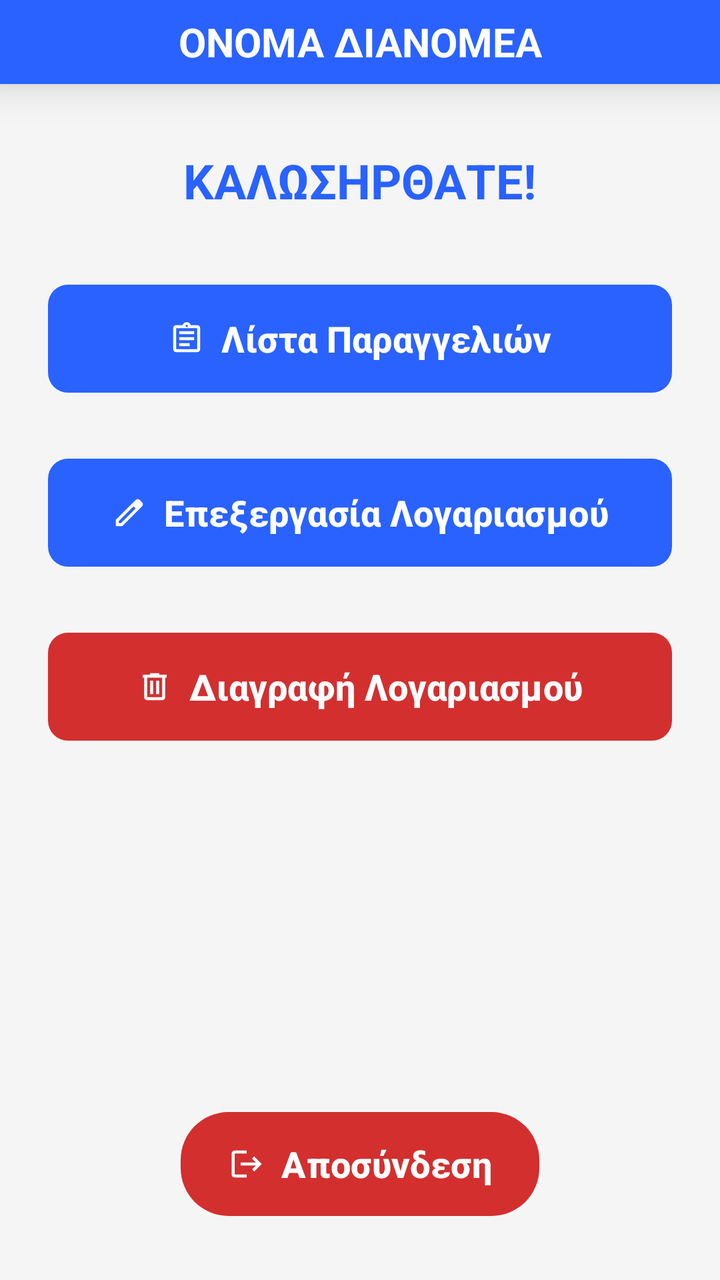
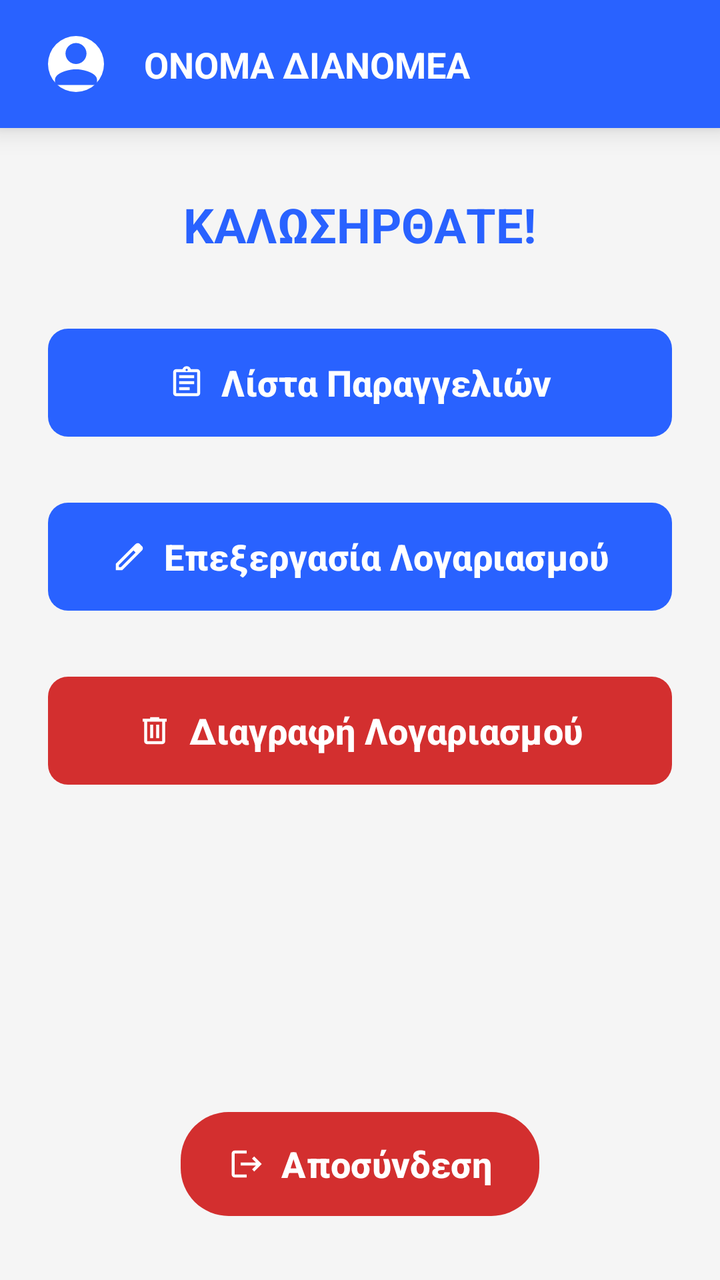

Two renders of the same Android screen: before a commit and after it. Below are the layout's source before the change and the commit's diff.
<!-- AndroidManifest.xml: application theme Theme.Team21 -->
<!-- res/layout/activity_deliverer_menu.xml -->
<?xml version="1.0" encoding="utf-8"?>
<androidx.constraintlayout.widget.ConstraintLayout xmlns:android="http://schemas.android.com/apk/res/android"
    xmlns:app="http://schemas.android.com/apk/res-auto"
    xmlns:tools="http://schemas.android.com/tools"
    android:id="@+id/activityDelivererDashboard"
    android:layout_width="match_parent"
    android:layout_height="match_parent"
    android:background="?android:attr/windowBackground"
    tools:context=".view.employee.deliverer.delivererMenu.DelivererMenuActivity">

    <TextView
        android:id="@+id/txtDelivererMenuName"
        android:layout_width="0dp"
        android:layout_height="42dp"
        android:background="?attr/colorPrimary"
        android:elevation="12dp"
        android:text="ΟΝΟΜΑ ΔΙΑΝΟΜΕΑ"
        android:textAlignment="center"
        android:gravity="center"
        android:textColor="?attr/colorOnPrimary"
        android:textSize="20sp"
        android:textStyle="bold"
        app:layout_constraintEnd_toEndOf="parent"
        app:layout_constraintStart_toStartOf="parent"
        app:layout_constraintTop_toTopOf="parent" />

    <TextView
        android:id="@+id/txtDelivererWelcomeMessage"
        android:layout_width="wrap_content"
        android:layout_height="wrap_content"
        android:layout_marginTop="32dp"
        android:text="ΚΑΛΩΣΗΡΘΑΤΕ!"
        android:textColor="?attr/colorPrimary"
        android:textSize="24sp"
        android:textStyle="bold"
        app:layout_constraintEnd_toEndOf="parent"
        app:layout_constraintStart_toStartOf="parent"
        app:layout_constraintTop_toBottomOf="@+id/txtDelivererMenuName" />

    <com.google.android.material.button.MaterialButton
        android:id="@+id/btnDelivererMenuOrdersList"
        android:layout_width="0dp"
        android:layout_height="62dp"
        android:layout_marginHorizontal="24dp"
        android:layout_marginTop="32dp"
        app:backgroundTint="?attr/colorPrimary"
        android:text="Λίστα Παραγγελιών"
        android:textColor="?attr/colorOnPrimary"
        android:textSize="18sp"
        android:textStyle="bold"
        app:icon="@drawable/ic_assignment"
        app:iconTint="?attr/colorOnPrimary"
        app:iconGravity="textStart"
        app:cornerRadius="10dp"
        app:layout_constraintEnd_toEndOf="parent"
        app:layout_constraintStart_toStartOf="parent"
        app:layout_constraintTop_toBottomOf="@+id/txtDelivererWelcomeMessage" />

    <com.google.android.material.button.MaterialButton
        android:id="@+id/btnDelivererMenuProcessAccount"
        android:layout_width="0dp"
        android:layout_height="62dp"
        android:layout_marginHorizontal="24dp"
        android:layout_marginTop="25dp"
        app:backgroundTint="?attr/colorPrimary"
        android:text="Επεξεργασία Λογαριασμού"
        android:textColor="?attr/colorOnPrimary"
        android:textSize="18sp"
        android:textStyle="bold"
        app:icon="@drawable/ic_edit"
        app:iconTint="?attr/colorOnPrimary"
        app:iconGravity="textStart"
        app:cornerRadius="10dp"
        app:layout_constraintEnd_toEndOf="parent"
        app:layout_constraintStart_toStartOf="parent"
        app:layout_constraintTop_toBottomOf="@+id/btnDelivererMenuOrdersList" />

    <com.google.android.material.button.MaterialButton
        android:id="@+id/btnDelivererMenuDeleteAccount"
        android:layout_width="0dp"
        android:layout_height="62dp"
        android:layout_marginHorizontal="24dp"
        android:layout_marginTop="25dp"
        app:backgroundTint="?attr/colorError"
        android:text="Διαγραφή Λογαριασμού"
        android:textColor="?attr/colorOnPrimary"
        android:textSize="18sp"
        android:textStyle="bold"
        app:icon="@drawable/ic_delete"
        app:iconTint="?attr/colorOnPrimary"
        app:iconGravity="textStart"
        app:cornerRadius="10dp"
        app:layout_constraintEnd_toEndOf="parent"
        app:layout_constraintStart_toStartOf="parent"
        app:layout_constraintTop_toBottomOf="@+id/btnDelivererMenuProcessAccount" />

    <com.google.android.material.button.MaterialButton
        android:id="@+id/btnDelivererMenuLogout"
        android:layout_width="wrap_content"
        android:layout_height="60dp"
        android:layout_marginBottom="28dp"
        app:backgroundTint="?attr/colorError"
        android:text="Αποσύνδεση"
        android:textColor="?attr/colorOnPrimary"
        android:textSize="18sp"
        android:textStyle="bold"
        app:icon="@drawable/ic_logout"
        app:iconTint="?attr/colorOnPrimary"
        app:iconGravity="textStart"
        app:cornerRadius="24dp"
        app:layout_constraintBottom_toBottomOf="parent"
        app:layout_constraintEnd_toEndOf="parent"
        app:layout_constraintStart_toStartOf="parent" />

</androidx.constraintlayout.widget.ConstraintLayout>
<!-- resources referenced by this layout -->
<resources>
  <!-- drawable ic_delete (drawable) -->
  <vector xmlns:android="http://schemas.android.com/apk/res/android"
      android:width="24dp"
      android:height="24dp"
      android:viewportWidth="960"
      android:viewportHeight="960"
      android:tint="?attr/colorControlNormal">
    <path
        android:fillColor="@android:color/white"
        android:pathData="M280,840Q247,840 223.5,816.5Q200,793 200,760L200,240L160,240L160,160L360,160L360,120L600,120L600,160L800,160L800,240L760,240L760,760Q760,793 736.5,816.5Q713,840 680,840L280,840ZM680,240L280,240L280,760Q280,760 280,760Q280,760 280,760L680,760Q680,760 680,760Q680,760 680,760L680,240ZM360,680L440,680L440,320L360,320L360,680ZM520,680L600,680L600,320L520,320L520,680ZM280,240L280,240L280,760Q280,760 280,760Q280,760 280,760L280,760Q280,760 280,760Q280,760 280,760L280,240Z"/>
  </vector>
  <!-- drawable ic_edit (drawable) -->
  <vector xmlns:android="http://schemas.android.com/apk/res/android"
      android:width="24dp"
      android:height="24dp"
      android:viewportWidth="960"
      android:viewportHeight="960"
      android:tint="?attr/colorControlNormal">
    <path
        android:fillColor="@android:color/white"
        android:pathData="M200,760L257,760L648,369L591,312L200,703L200,760ZM120,840L120,670L648,143Q660,132 674.5,126Q689,120 705,120Q721,120 736,126Q751,132 762,144L817,200Q829,211 834.5,226Q840,241 840,256Q840,272 834.5,286.5Q829,301 817,313L290,840L120,840ZM760,256L760,256L704,200L704,200L760,256ZM619,341L591,312L591,312L648,369L648,369L619,341Z"/>
  </vector>
  <!-- drawable ic_logout (drawable) -->
  <vector xmlns:android="http://schemas.android.com/apk/res/android" android:autoMirrored="true" android:height="24dp" android:tint="#F8F5F5" android:viewportHeight="24" android:viewportWidth="24" android:width="24dp">
        
      <path android:fillColor="@android:color/white" android:pathData="M17,7l-1.41,1.41L18.17,11H8v2h10.17l-2.58,2.58L17,17l5,-5zM4,5h8V3H4c-1.1,0 -2,0.9 -2,2v14c0,1.1 0.9,2 2,2h8v-2H4V5z"/>
      
  </vector>
  <style name="Theme.Team21" parent="Base.Theme.Team21" />
  <color name="bg_light">#F5F5F5</color>
  <color name="card_light">#FFFFFF</color>
  <color name="input_bg_light">#EBEBEB</color>
  <color name="text_dark">#212121</color>
  <color name="text_muted_light">#757575</color>
  <color name="white">#FFFFFFFF</color>
  <color name="eshop_primary">#2962FF</color>
  <color name="eshop_accent">#FF6D00</color>
  <color name="error_red_light">#D32F2F</color>
  <color name="filter_active_light">#2962FF</color>
  <color name="filter_bg_unselected_light">#E0E0E0</color>
  <color name="teal_menu_light">#009688</color>
  <!-- unchanged entries left out for length: 2 -->
</resources>

<!-- the commit's change to res/layout/activity_deliverer_menu.xml (unified diff, before → after) -->
@@ -8,21 +8,45 @@
     android:background="?android:attr/windowBackground"
     tools:context=".view.employee.deliverer.delivererMenu.DelivererMenuActivity">
 
-    <TextView
-        android:id="@+id/txtDelivererMenuName"
-        android:layout_width="0dp"
-        android:layout_height="42dp"
+    
+    <androidx.constraintlayout.widget.ConstraintLayout
+        android:id="@+id/headerContainer"
+        android:layout_width="match_parent"
+        android:layout_height="64dp"
         android:background="?attr/colorPrimary"
-        android:elevation="12dp"
-        android:text="ΟΝΟΜΑ ΔΙΑΝΟΜΕΑ"
-        android:textAlignment="center"
-        android:gravity="center"
-        android:textColor="?attr/colorOnPrimary"
-        android:textSize="20sp"
-        android:textStyle="bold"
-        app:layout_constraintEnd_toEndOf="parent"
-        app:layout_constraintStart_toStartOf="parent"
-        app:layout_constraintTop_toTopOf="parent" />
+        android:elevation="8dp"
+        app:layout_constraintTop_toTopOf="parent">
+
+        <com.google.android.material.imageview.ShapeableImageView
+            android:id="@+id/imgUserProfile"
+            android:layout_width="44dp"
+            android:layout_height="44dp"
+            android:layout_marginStart="16dp"
+            android:background="?attr/colorSurface"
+            android:padding="8dp"
+            android:scaleType="centerCrop"
+            android:src="@drawable/ic_person"
+            app:shapeAppearanceOverlay="@style/CircleImage"
+            app:tint="?attr/colorPrimary"
+            app:layout_constraintBottom_toBottomOf="parent"
+            app:layout_constraintStart_toStartOf="parent"
+            app:layout_constraintTop_toTopOf="parent" />
+
+        <TextView
+            android:id="@+id/txtDelivererMenuName"
+            android:layout_width="0dp"
+            android:layout_height="wrap_content"
+            android:layout_marginStart="12dp"
+            android:layout_marginEnd="16dp"
+            android:text="ΟΝΟΜΑ ΔΙΑΝΟΜΕΑ"
+            android:textColor="?attr/colorOnPrimary"
+            android:textSize="18sp"
+            android:textStyle="bold"
+            app:layout_constraintBottom_toBottomOf="parent"
+            app:layout_constraintEnd_toEndOf="parent"
+            app:layout_constraintStart_toEndOf="@+id/imgUserProfile"
+            app:layout_constraintTop_toTopOf="parent" />
+    </androidx.constraintlayout.widget.ConstraintLayout>
 
     <TextView
         android:id="@+id/txtDelivererWelcomeMessage"
@@ -35,7 +59,7 @@
         android:textStyle="bold"
         app:layout_constraintEnd_toEndOf="parent"
         app:layout_constraintStart_toStartOf="parent"
-        app:layout_constraintTop_toBottomOf="@+id/txtDelivererMenuName" />
+        app:layout_constraintTop_toBottomOf="@+id/headerContainer" />
 
     <com.google.android.material.button.MaterialButton
         android:id="@+id/btnDelivererMenuOrdersList"
<!-- resource entries referenced after the edit -->
@@ -28,6 +28,20 @@
       <path android:fillColor="@android:color/white" android:pathData="M17,7l-1.41,1.41L18.17,11H8v2h10.17l-2.58,2.58L17,17l5,-5zM4,5h8V3H4c-1.1,0 -2,0.9 -2,2v14c0,1.1 0.9,2 2,2h8v-2H4V5z"/>
       
   </vector>
+  <!-- drawable ic_person (drawable) -->
+  <vector xmlns:android="http://schemas.android.com/apk/res/android"
+      android:width="24dp"
+      android:height="24dp"
+      android:viewportWidth="1024"
+      android:viewportHeight="1024">
+    <path
+        android:fillColor="#555555"
+        android:pathData="M512,512c105.6,0 192,-86.4 192,-192s-86.4,-192 -192,-192 -192,86.4 -192,192S406.4,512 512,512zM512,608c-127.2,0 -384,64.8 -384,192l0,96 768,0 0,-96C896,672.8 639.2,608 512,608z"/>
+  </vector>
+  <style name="CircleImage">
+          <item name="cornerFamily">rounded</item>
+          <item name="cornerSize">50%</item>
+      </style>
   <style name="Theme.Team21" parent="Base.Theme.Team21" />
   <color name="bg_light">#F5F5F5</color>
   <color name="card_light">#FFFFFF</color>
